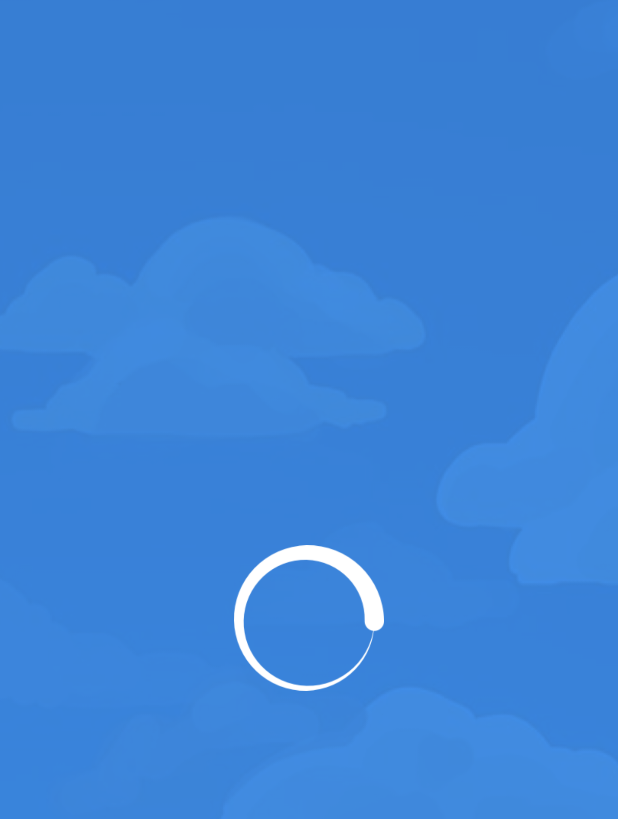
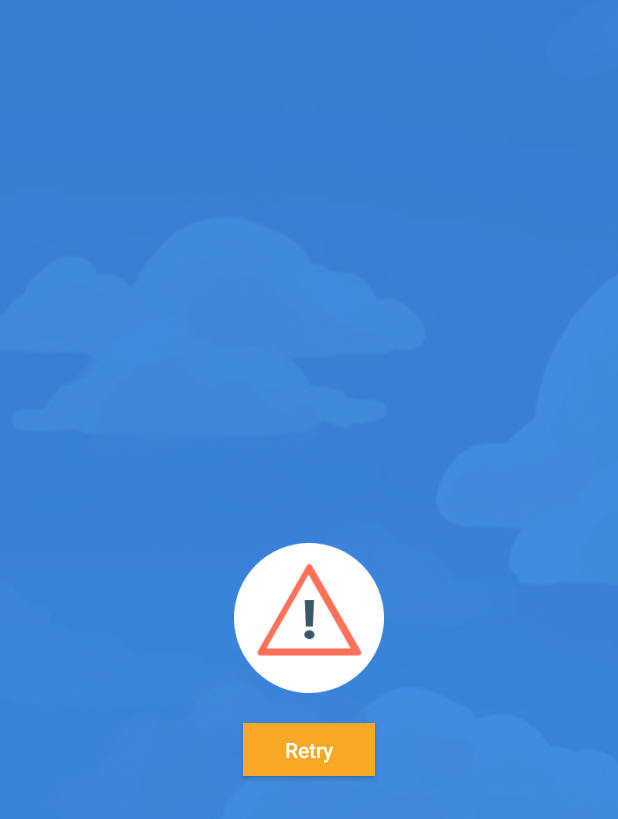
Before and after one commit to VivekNeel/Apixu-Weather, an Android app: the screen it shows after launch (WeatherActivity), on a phone screen of 412 x 824 dp. Shown: the top 819 px of the screen. Run offline under Robolectric (Android 15) with nearby library versions, the phone set to English and light mode, and no system bars; our stand-ins replace Dagger/Hilt's generated code, Picasso, RxJava; network calls fail; pictures from the network do not load.

Commit message:
Handled failure case.

```diff
--- a/app/src/main/java/com/weather/apixu/ui/WeatherActivity.kt
+++ b/app/src/main/java/com/weather/apixu/ui/WeatherActivity.kt
@@ -19,6 +19,7 @@ import com.weather.apixu.CITY_NAME
 import com.weather.apixu.utils.hide
 import com.weather.apixu.utils.show
 import io.reactivex.disposables.CompositeDisposable
+import kotlinx.android.synthetic.main.layout_error.*
 import kotlinx.android.synthetic.main.layout_loader.*
 
 
@@ -40,6 +41,11 @@ class WeatherActivity : AppCompatActivity() {
         viewModel = ViewModelProviders.of(this, viewModelFactory).get(WeatherViewModel::class.java)
 
         showLoader()
+        start()
+
+    }
+
+    private fun start() {
         val disposable = viewModel.getCurrentWeather(CITY_NAME).subscribeOn(Schedulers.io()).observeOn(AndroidSchedulers.mainThread())
                 .subscribe({ t: WeatherDetailDTO? ->
                     run {
@@ -47,9 +53,8 @@ class WeatherActivity : AppCompatActivity() {
                         cityName.text = t.cityName
                         setupForecastList(t.forecastDays)
                     }
-                }, { t: Throwable? -> println("error" + t) })
+                }, { t: Throwable? -> renderErrorView() })
         compositeDisposable.add(disposable)
-
     }
 
     override fun onStop() {
@@ -57,8 +62,16 @@ class WeatherActivity : AppCompatActivity() {
         compositeDisposable.clear()
     }
 
+    private fun renderErrorView() {
+        hideLoader()
+        errorSceneContainer.show()
+        retryButton.setOnClickListener { start() }
+
+    }
+
     private fun setupForecastList(list: ArrayList<ForecastDay>) {
         hideLoader()
+        errorSceneContainer.hide()
         val layoutManager = LinearLayoutManager(applicationContext)
         val dividerItemDecoration = DividerItemDecoration(this, LinearLayoutManager.HORIZONTAL)
         forecastList.layoutManager = layoutManager
--- a/app/src/main/res/layout/activity_main.xml
+++ b/app/src/main/res/layout/activity_main.xml
@@ -35,9 +35,9 @@
         android:id="@+id/cityName"
         android:layout_width="wrap_content"
         android:layout_height="wrap_content"
+        android:fontFamily="sans-serif-condensed"
         android:textColor="#ffffff"
         android:textSize="@dimen/text_size_xxlarge"
-        android:fontFamily="sans-serif-condensed"
         app:layout_constraintLeft_toLeftOf="parent"
         app:layout_constraintRight_toRightOf="parent"
         app:layout_constraintTop_toBottomOf="@+id/tempText"
@@ -64,4 +64,6 @@
 
     <include layout="@layout/layout_loader" />
 
+    <include layout="@layout/layout_error" />
+
 </android.support.constraint.ConstraintLayout>
--- /dev/null
+++ b/app/src/main/res/layout/layout_error.xml
@@ -0,0 +1,42 @@
+<?xml version="1.0" encoding="utf-8"?>
+<android.support.constraint.ConstraintLayout xmlns:android="http://schemas.android.com/apk/res/android"
+    xmlns:app="http://schemas.android.com/apk/res-auto"
+    android:id="@+id/errorSceneContainer"
+    android:layout_width="match_parent"
+    android:visibility="gone"
+    android:layout_height="match_parent">
+
+    <ImageView
+        android:layout_width="0dp"
+        android:layout_height="0dp"
+        android:scaleType="fitXY"
+        android:src="@drawable/background"
+        app:layout_constraintBottom_toBottomOf="parent"
+        app:layout_constraintLeft_toLeftOf="parent"
+        app:layout_constraintRight_toRightOf="parent"
+        app:layout_constraintTop_toTopOf="parent" />
+
+    <ImageView
+        android:id="@+id/error"
+        android:layout_width="100dp"
+        android:layout_height="100dp"
+        android:src="@drawable/error"
+        app:layout_constraintBottom_toBottomOf="parent"
+        app:layout_constraintLeft_toLeftOf="parent"
+        app:layout_constraintRight_toRightOf="parent"
+        app:layout_constraintTop_toTopOf="parent" />
+
+    <Button
+        android:id="@+id/retryButton"
+        android:layout_width="wrap_content"
+        android:layout_height="35dp"
+        android:layout_marginTop="20dp"
+        android:background="#F9A825"
+        android:text="Retry"
+        android:textAllCaps="false"
+        android:textColor="@color/colorWhite"
+        app:layout_constraintLeft_toLeftOf="parent"
+        app:layout_constraintRight_toRightOf="parent"
+        app:layout_constraintTop_toBottomOf="@+id/error" />
+
+</android.support.constraint.ConstraintLayout>
```
Also changed, not shown: app/src/main/res/drawable/error.png (added).
